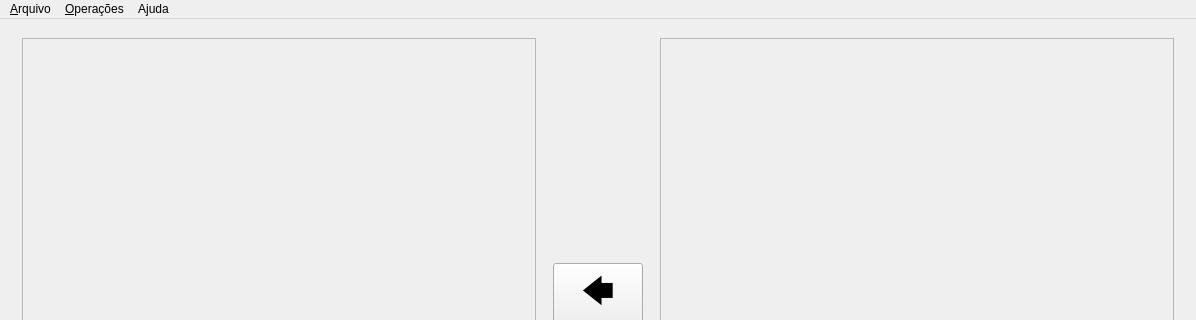
The window that editor.ui (Salies/pdi-editor) describes before a commit, drawn with Qt 5; both pictures show x 0 to 1196 and y 0 to 320 of the 1196 by 594 pixel window.
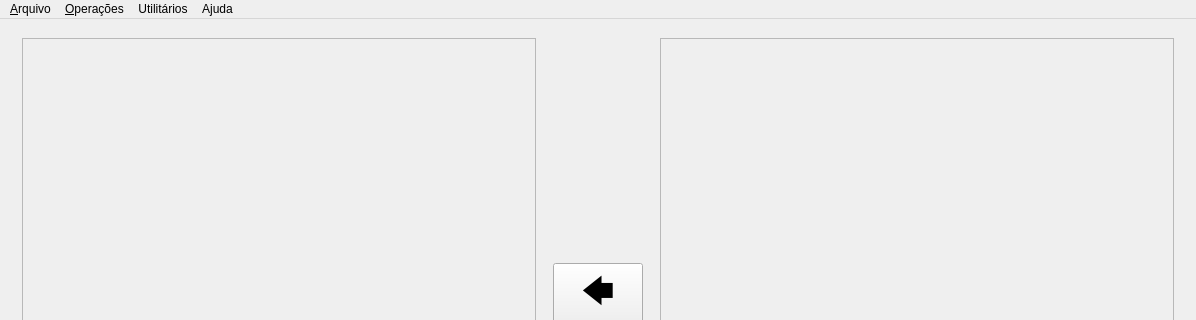
The same window after the commit. Custom widgets are drawn as their Qt base class.

Diff of the .ui file:
```diff
--- a/editor.ui
+++ b/editor.ui
@@ -150,8 +150,15 @@
     <addaction name="separator"/>
     <addaction name="actionSobre"/>
    </widget>
+   <widget class="QMenu" name="menuOutros">
+    <property name="title">
+     <string>Utilitários</string>
+    </property>
+    <addaction name="actionConverter_RGB_HSL"/>
+   </widget>
    <addaction name="menu_Arquivo"/>
    <addaction name="menu_Operacoes"/>
+   <addaction name="menuOutros"/>
    <addaction name="menuAjuda"/>
   </widget>
   <widget class="QStatusBar" name="statusBar"/>
```
Left out of the diff: 5 changed lines with no effect on the pictures.
